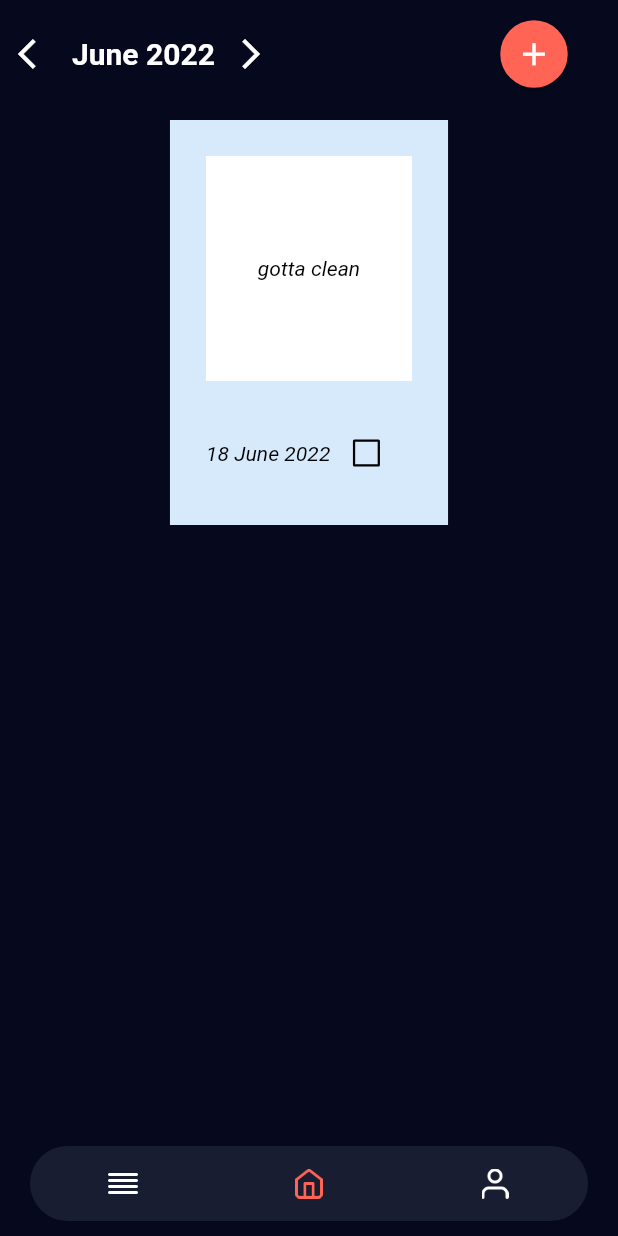
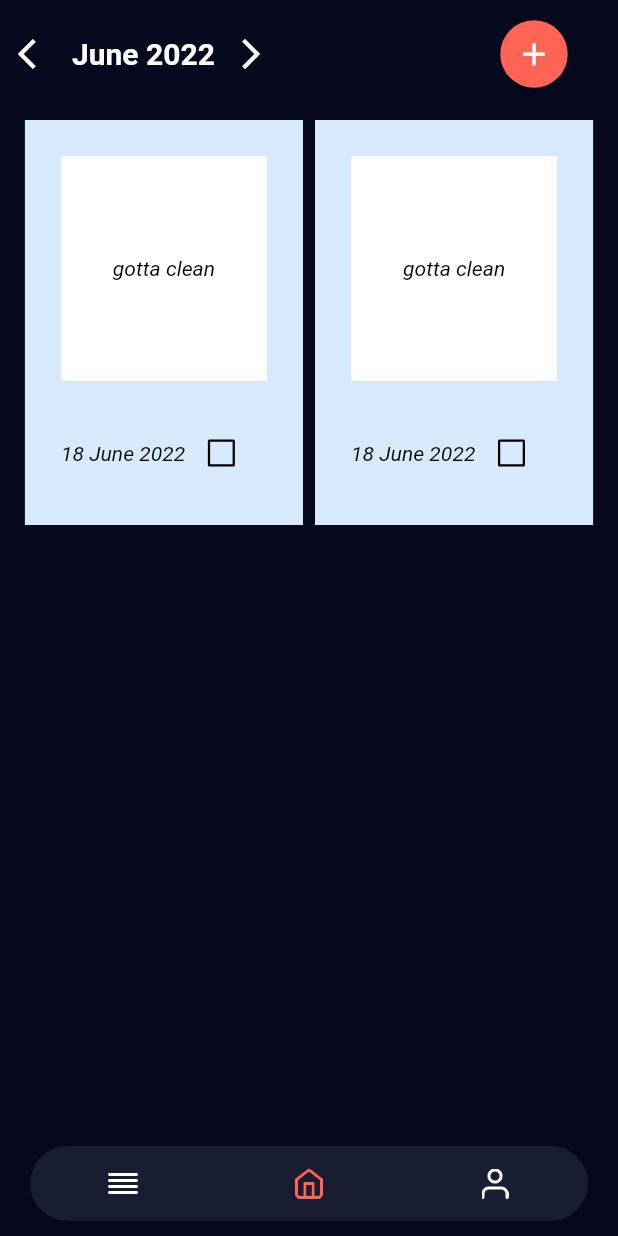
Before and after one commit to aakzsh/flaneur, a Flutter app: the screen it shows after launch, on a phone screen of 412 x 824 dp. Run offline on Flutter 3.47's test engine with Material 2 defaults, Android fonts, the phone set to English and light mode, and no system bars; our stand-ins replace page_transition; missing offline and left inert: localstore.

Commit message:
dashboard polaroid component in wrap class

```diff
--- a/lib/screens/dashboard.dart
+++ b/lib/screens/dashboard.dart
@@ -68,7 +68,11 @@ class _DashboardState extends State<Dashboard> {
               SizedBox(
                 height: 20,
               ),
-              polaroid(w)
+              Wrap(
+                spacing: 8.0, // gap between adjacent chips
+                runSpacing: 4.0,
+                children: <Widget>[polaroid(w), polaroid(w)],
+              )
             ],
           ),
         )),
```
